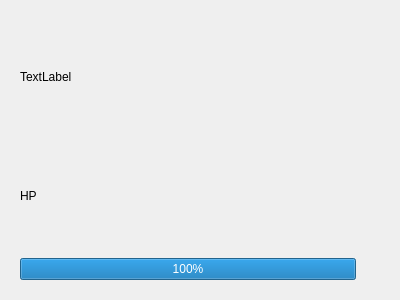
This is app/view/forms/bosspanel.ui in r0nd0ud0u/qt-rpg as Qt 5 draws it before an edit. The edited form follows.
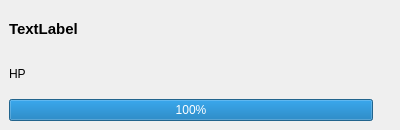
This is the edited form.

```diff
--- a/app/view/forms/bosspanel.ui
+++ b/app/view/forms/bosspanel.ui
@@ -7,18 +7,45 @@
     <x>0</x>
     <y>0</y>
     <width>400</width>
-    <height>300</height>
+    <height>130</height>
    </rect>
   </property>
   <property name="windowTitle">
    <string>Form</string>
   </property>
   <layout class="QHBoxLayout" name="horizontalLayout">
+   <property name="spacing">
+    <number>0</number>
+   </property>
+   <property name="leftMargin">
+    <number>0</number>
+   </property>
+   <property name="topMargin">
+    <number>0</number>
+   </property>
+   <property name="rightMargin">
+    <number>0</number>
+   </property>
+   <property name="bottomMargin">
+    <number>0</number>
+   </property>
    <item>
     <widget class="QWidget" name="info_widget" native="true">
      <layout class="QVBoxLayout" name="verticalLayout">
       <item>
        <widget class="QLabel" name="name_label">
+        <property name="sizePolicy">
+         <sizepolicy hsizetype="Preferred" vsizetype="Preferred">
+          <horstretch>0</horstretch>
+          <verstretch>0</verstretch>
+         </sizepolicy>
+        </property>
+        <property name="font">
+         <font>
+          <pointsize>11</pointsize>
+          <bold>true</bold>
+         </font>
+        </property>
         <property name="text">
          <string>TextLabel</string>
         </property>
@@ -26,6 +53,17 @@
       </item>
       <item>
        <widget class="QLabel" name="hp_label">
+        <property name="sizePolicy">
+         <sizepolicy hsizetype="Preferred" vsizetype="Preferred">
+          <horstretch>0</horstretch>
+          <verstretch>0</verstretch>
+         </sizepolicy>
+        </property>
+        <property name="font">
+         <font>
+          <pointsize>9</pointsize>
+         </font>
+        </property>
         <property name="text">
          <string>HP</string>
         </property>
@@ -33,6 +71,12 @@
       </item>
       <item>
        <widget class="QProgressBar" name="hp_bar">
+        <property name="sizePolicy">
+         <sizepolicy hsizetype="Expanding" vsizetype="Fixed">
+          <horstretch>0</horstretch>
+          <verstretch>0</verstretch>
+         </sizepolicy>
+        </property>
         <property name="value">
          <number>100</number>
         </property>
```
